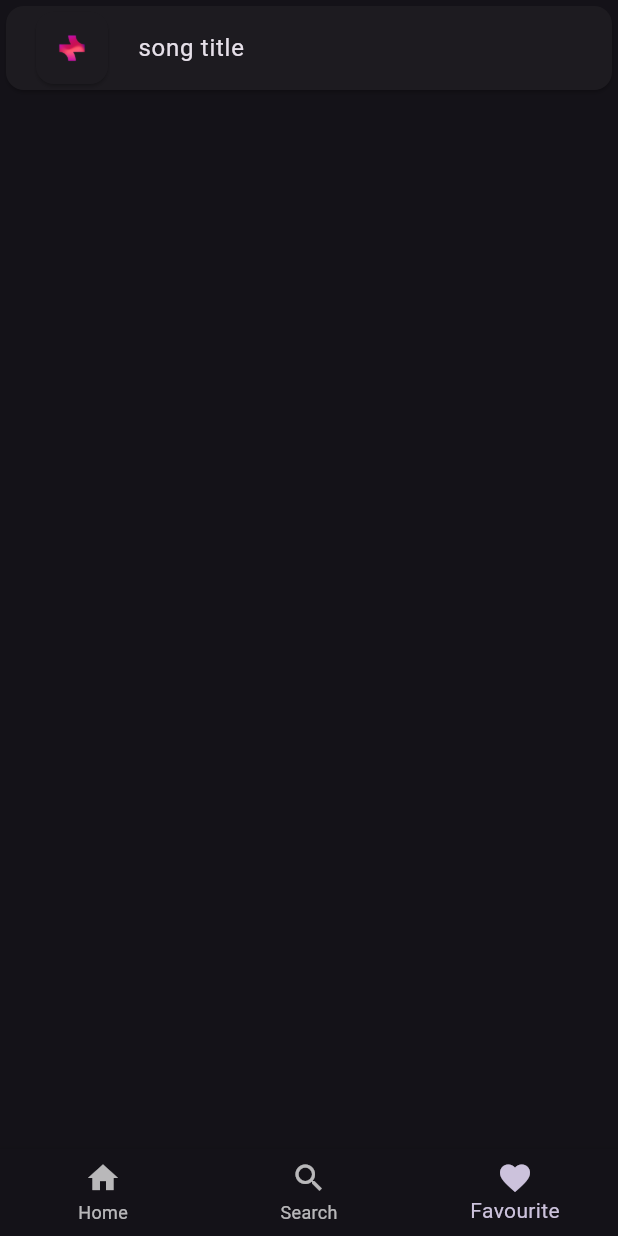
After one commit to mujthabakk/zaagh, a Flutter app: the MainPage screen opened directly, item 3 of the bottom bar chosen, on a phone screen of 412 x 824 dp. The commit adds this screen. Run offline on Flutter 3.47's test engine with Material 3 defaults, Android fonts, the phone set to English and light mode, and no system bars; our stand-ins replace flutter_riverpod, google_fonts.

Commit message:
main page addded

```diff
--- /dev/null
+++ b/lib/core/const/List/page_list.dart
@@ -0,0 +1,10 @@
+import 'package:flutter/material.dart';
+import 'package:music_app/presentation/pages/Favourite%20Page/favourite_page.dart';
+import 'package:music_app/presentation/pages/Search%20Page/search_page.dart';
+import 'package:music_app/presentation/pages/home_screen.dart';
+
+final List<Widget> pageList = [
+  const HomeScreen(),
+  const SearchPage(),
+  const FavouritePage(),
+];
--- /dev/null
+++ b/lib/presentation/pages/Favourite Page/favourite_page.dart
@@ -0,0 +1,22 @@
+import 'package:flutter/material.dart';
+
+class FavouritePage extends StatelessWidget {
+  const FavouritePage({super.key});
+
+  @override
+  Widget build(BuildContext context) {
+    return Scaffold(
+      body: ListView.builder(
+        itemCount: 1,
+        itemBuilder: (context, index) => Card(
+          child: ListTile(
+            title: const Text('song title'),
+            leading: Card(
+              child: Image.asset('assets/image/zaagh.png'),
+            ),
+          ),
+        ),
+      ),
+    );
+  }
+}
--- /dev/null
+++ b/lib/presentation/pages/Main Page/main_page.dart
@@ -0,0 +1,33 @@
+import 'package:flutter/material.dart';
+import 'package:flutter_riverpod/flutter_riverpod.dart';
+import 'package:music_app/core/const/List/page_list.dart';
+
+final StateProvider<int> selectedIndex = StateProvider<int>((ref) => 0);
+
+class MainPage extends ConsumerWidget {
+  const MainPage({super.key});
+
+  @override
+  Widget build(BuildContext context, WidgetRef ref) {
+    return Scaffold(
+      body: pageList[ref.watch(selectedIndex)],
+      bottomNavigationBar: BottomNavigationBar(
+          currentIndex: ref.watch(selectedIndex),
+          onTap: (value) => ref.read(selectedIndex.notifier).state = value,
+          items: const [
+            BottomNavigationBarItem(
+              icon: Icon(Icons.home),
+              label: 'Home',
+            ),
+            BottomNavigationBarItem(
+              icon: Icon(Icons.search),
+              label: 'Search',
+            ),
+            BottomNavigationBarItem(
+              icon: Icon(Icons.favorite),
+              label: 'Favourite',
+            ),
+          ]),
+    );
+  }
+}
--- a/lib/presentation/pages/home_screen.dart
+++ b/lib/presentation/pages/home_screen.dart
@@ -23,21 +23,21 @@ class HomeScreen extends StatelessWidget {
           MusicCategory(
             musiccategory: 'musiccategory',
           ),
-          Listview(
+          ListviewWidget(
             listviewdiscription: 'discription',
             listviewimg: 'assets/image/music _img.png',
           ),
           MusicCategory(
             musiccategory: 'musiccategory',
           ),
-          Listview(
+          ListviewWidget(
             listviewdiscription: 'discription',
             listviewimg: 'assets/image/music _img.png',
           ),
           MusicCategory(
             musiccategory: 'musiccategory',
           ),
-          Listview(
+          ListviewWidget(
             listviewdiscription: 'discription',
             listviewimg: 'assets/image/music _img.png',
           ),
--- a/lib/presentation/widget/listview_widget.dart
+++ b/lib/presentation/widget/listview_widget.dart
@@ -2,10 +2,10 @@ import 'package:flutter/material.dart';
 import 'package:music_app/core/utils/dynamic_size.dart';
 import 'package:music_app/presentation/widget/listviewcontainer_widget.dart';
 
-class Listview extends StatelessWidget {
+class ListviewWidget extends StatelessWidget {
   final String listviewdiscription;
   final String listviewimg;
-  const Listview({
+  const ListviewWidget({
     required this.listviewdiscription,
     required this.listviewimg,
     super.key,
```
Also changed, not shown: 6 other files.
